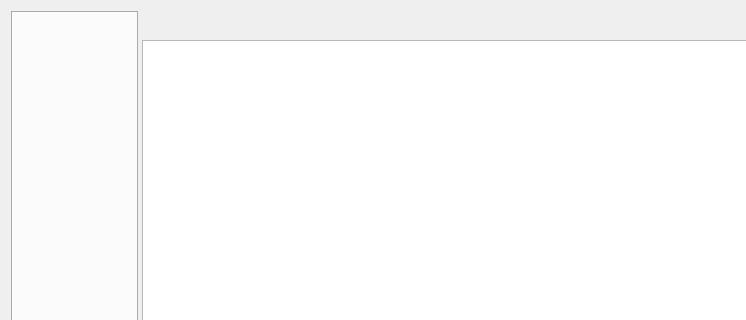
The window that qtfred/ui/HelpTopicsDialog.ui (scp-fs2open/fs2open.github.com) describes before a commit, drawn with Qt 5; both pictures show x 0 to 746 and y 0 to 320 of the 1200 by 800 pixel window.
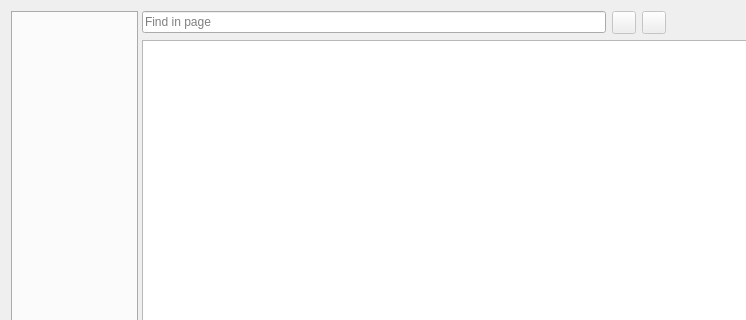
The same window after the commit. Custom widgets are drawn as their Qt base class.

Commit message: Inject sexps.html into help and add find in page controls

The edit to the form file:
```diff
--- a/qtfred/ui/HelpTopicsDialog.ui
+++ b/qtfred/ui/HelpTopicsDialog.ui
@@ -49,6 +49,36 @@
        </property>
        <item>
         <layout class="QHBoxLayout" name="navBar">
+         <item>
+          <widget class="QLineEdit" name="findLineEdit">
+           <property name="placeholderText">
+            <string>Find in page</string>
+           </property>
+           <property name="clearButtonEnabled">
+            <bool>true</bool>
+           </property>
+          </widget>
+         </item>
+         <item>
+          <widget class="QToolButton" name="findPreviousButton">
+           <property name="enabled">
+            <bool>false</bool>
+           </property>
+           <property name="toolTip">
+            <string>Find previous</string>
+           </property>
+          </widget>
+         </item>
+         <item>
+          <widget class="QToolButton" name="findNextButton">
+           <property name="enabled">
+            <bool>false</bool>
+           </property>
+           <property name="toolTip">
+            <string>Find next</string>
+           </property>
+          </widget>
+         </item>
          <item>
           <spacer name="navSpacer">
            <property name="orientation">
```
Left out of the diff: 12 changed lines with no effect on the pictures. The commit also changes 4 other files.
